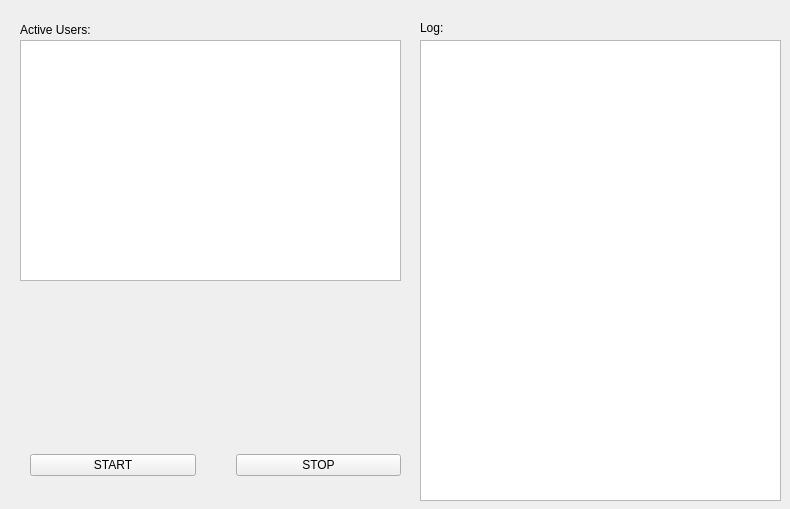
This is Sources/App/Server/server.ui in timattt/Cognitia-II as Qt 5 draws it before an edit. The edited form follows.
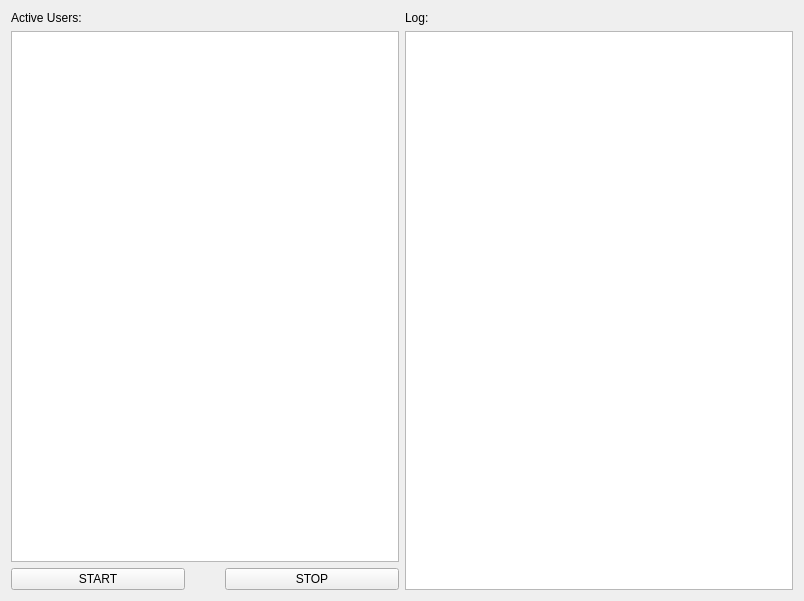
This is the edited form.

Commit message: StudentClient | Fix | layouts

```diff
--- a/Sources/App/Server/server.ui
+++ b/Sources/App/Server/server.ui
@@ -6,22 +6,33 @@
    <rect>
     <x>0</x>
     <y>0</y>
-    <width>790</width>
-    <height>509</height>
+    <width>804</width>
+    <height>601</height>
    </rect>
   </property>
   <property name="windowTitle">
    <string>Form</string>
   </property>
-  <widget class="QWidget" name="horizontalLayoutWidget">
-   <property name="geometry">
-    <rect>
-     <x>30</x>
-     <y>430</y>
-     <width>371</width>
-     <height>71</height>
-    </rect>
-   </property>
+  <layout class="QHBoxLayout" name="horizontalLayout_2">
+   <item>
+    <layout class="QVBoxLayout" name="verticalLayout">
+     <item>
+      <widget class="QLabel" name="label">
+       <property name="lineWidth">
+        <number>1</number>
+       </property>
+       <property name="text">
+        <string>Active Users:</string>
+       </property>
+       <property name="scaledContents">
+        <bool>false</bool>
+       </property>
+      </widget>
+     </item>
+     <item>
+      <widget class="QTextEdit" name="ActiveUsers"/>
+     </item>
+     <item>
    <layout class="QHBoxLayout" name="horizontalLayout">
     <property name="spacing">
      <number>0</number>
@@ -63,59 +74,24 @@
      </widget>
     </item>
    </layout>
-  </widget>
-  <widget class="QLabel" name="label">
-   <property name="geometry">
-    <rect>
-     <x>20</x>
-     <y>20</y>
-     <width>121</width>
-     <height>20</height>
-    </rect>
-   </property>
-   <property name="lineWidth">
-    <number>1</number>
-   </property>
-   <property name="text">
-    <string>Active Users:</string>
-   </property>
-   <property name="scaledContents">
-    <bool>false</bool>
-   </property>
-  </widget>
+     </item>
+    </layout>
+   </item>
+   <item>
+    <layout class="QVBoxLayout" name="verticalLayout_2">
+     <item>
   <widget class="QLabel" name="label_2">
-   <property name="geometry">
-    <rect>
-     <x>420</x>
-     <y>20</y>
-     <width>55</width>
-     <height>16</height>
-    </rect>
-   </property>
    <property name="text">
     <string>Log:</string>
    </property>
   </widget>
-  <widget class="QTextEdit" name="Log">
-   <property name="geometry">
-    <rect>
-     <x>420</x>
-     <y>40</y>
-     <width>361</width>
-     <height>461</height>
-    </rect>
-   </property>
-  </widget>
-  <widget class="QTextEdit" name="ActiveUsers">
-   <property name="geometry">
-    <rect>
-     <x>20</x>
-     <y>40</y>
-     <width>381</width>
-     <height>241</height>
-    </rect>
-   </property>
-  </widget>
+     </item>
+     <item>
+      <widget class="QTextEdit" name="Log"/>
+     </item>
+    </layout>
+   </item>
+  </layout>
  </widget>
  <resources/>
  <connections/>
```
Lines whose indentation alone changed are shown as unchanged.
